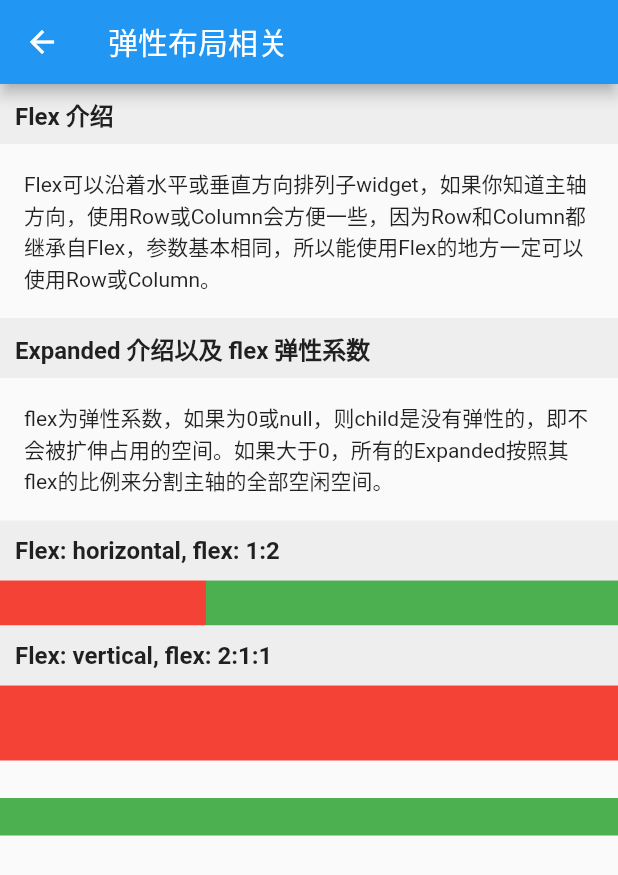
After one commit to NateRobinson/flutter_starter_notes, a Flutter app: the FlexAbout screen opened by its route, on a phone screen of 412 x 824 dp. The commit adds this screen. Shown: the top 875 px of the screen. Run offline on Flutter 3.47's test engine with Material 2 defaults, Android fonts, the light colour scheme and no system bars.

Commit message:
finish flex layout

```diff
--- a/lib/main.dart
+++ b/lib/main.dart
@@ -7,6 +7,7 @@ import 'package:flutter_starter_notes/ui/ImageAndIconAbout.dart';
 import 'package:flutter_starter_notes/ui/SwitchAndCheckBoxAbout.dart';
 import 'package:flutter_starter_notes/ui/InputAndFormAbout.dart';
 import 'package:flutter_starter_notes/ui/RowAndColumnAbout.dart';
+import 'package:flutter_starter_notes/ui/FlexAbout.dart';
 
 void main() {
   debugPaintSizeEnabled = false; //打开视觉调试开关
@@ -42,6 +43,9 @@ class MyApp extends StatelessWidget {
         '/rowandcolumnabout': (context) => RowAndColumnAbout(
               title: "Row 和 Colunm 相关",
             ),
+        '/flexabout': (context) => FlexAbout(
+              title: "弹性布局相关",
+            ),
       },
     );
   }
--- /dev/null
+++ b/lib/ui/FlexAbout.dart
@@ -0,0 +1,81 @@
+import 'package:flutter/material.dart';
+import 'package:flutter_starter_notes/component/CommonTitle.dart';
+
+class FlexAbout extends StatelessWidget {
+  FlexAbout({Key key, this.title});
+
+  final String title;
+
+  @override
+  Widget build(BuildContext context) {
+    return Scaffold(
+      appBar: AppBar(
+        title: Text(title),
+      ),
+      body: SingleChildScrollView(
+        child: Column(
+          children: <Widget>[
+            CommonTitle('Flex 介绍'),
+            Container(
+              padding: EdgeInsets.all(16),
+              child: Text(
+                  "Flex可以沿着水平或垂直方向排列子widget，如果你知道主轴方向，使用Row或Column会方便一些，因为Row和Column都继承自Flex，参数基本相同，所以能使用Flex的地方一定可以使用Row或Column。"),
+            ),
+            CommonTitle('Expanded 介绍以及 flex 弹性系数'),
+            Container(
+              padding: EdgeInsets.all(16),
+              child: Text(
+                  "flex为弹性系数，如果为0或null，则child是没有弹性的，即不会被扩伸占用的空间。如果大于0，所有的Expanded按照其flex的比例来分割主轴的全部空闲空间。"),
+            ),
+            CommonTitle('Flex: horizontal, flex: 1:2'),
+            //Flex的两个子widget按1：2来占据水平空间
+            Flex(
+              direction: Axis.horizontal,
+              children: <Widget>[
+                Expanded(
+                  flex: 1,
+                  child: Container(
+                    height: 30.0,
+                    color: Colors.red,
+                  ),
+                ),
+                Expanded(
+                  flex: 2,
+                  child: Container(
+                    height: 30.0,
+                    color: Colors.green,
+                  ),
+                ),
+              ],
+            ),
+            CommonTitle('Flex: vertical, flex: 2:1:1'),
+            SizedBox(
+              height: 100,
+              child: Flex(
+                direction: Axis.vertical,
+                children: <Widget>[
+                  Expanded(
+                    flex: 2,
+                    child: Container(
+                      color: Colors.red,
+                    ),
+                  ),
+                  Spacer(
+                    flex: 1,
+                  ),
+                  Expanded(
+                    flex: 1,
+                    child: Container(
+                      height: 100, // 因为设置了 flex ，这里的高度将会不起作用
+                      color: Colors.green,
+                    ),
+                  ),
+                ],
+              ),
+            ),
+          ],
+        ),
+      ),
+    );
+  }
+}
--- a/lib/ui/HomePage.dart
+++ b/lib/ui/HomePage.dart
@@ -18,6 +18,7 @@ class HomePageState extends State<HomePage> {
 
   static List<HomeMenuChildItem> layoutWidgetsItems = <HomeMenuChildItem>[
     HomeMenuChildItem("Row 和 Colunm 相关", "/rowandcolumnabout"),
+    HomeMenuChildItem("弹性布局相关", "/flexabout"),
   ];
 
   final List<HomeMenuItem> _menus = <HomeMenuItem>[
```
